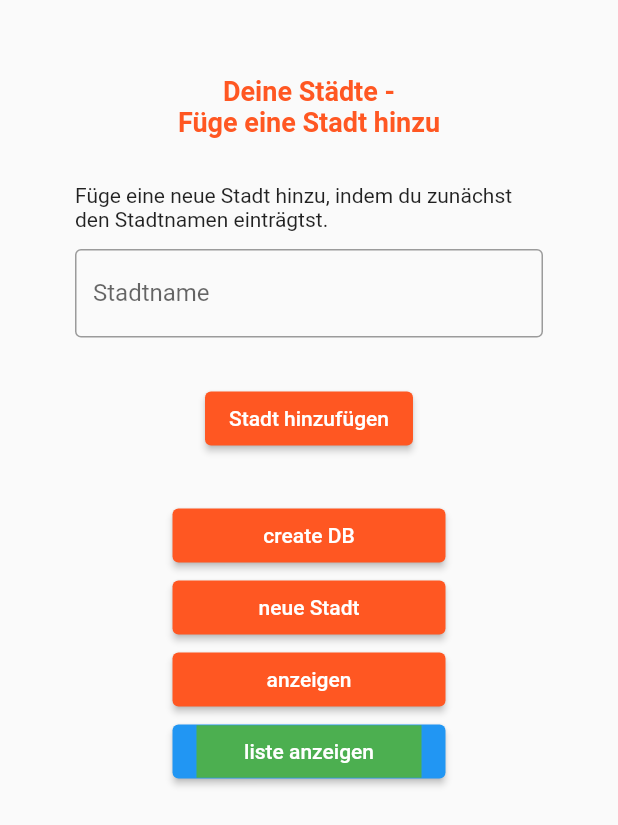
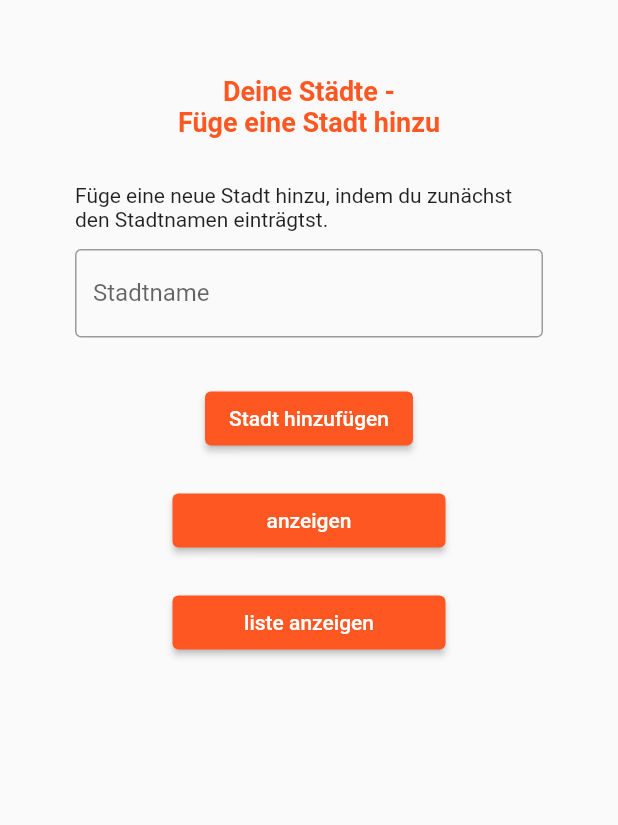
Before and after one commit to domenicYR/was_hat_deine_stadt_app, a Flutter app: the Formular screen opened directly, on a phone screen of 412 x 824 dp. Shown: the top 825 px of the screen. Run offline on Flutter 3.47's test engine with Material 2 defaults, Android fonts, the phone set to English and light mode, and no system bars; our stand-ins replace sqflite; accounts and stored records are empty.

Commit message:
design bearbeitet

```diff
--- a/lib/main.dart
+++ b/lib/main.dart
@@ -1,4 +1,5 @@
 import 'package:flutter/material.dart';
+import 'package:was_hat_deine_stadt_app/model/data_model.dart';
 import 'package:was_hat_deine_stadt_app/screens/add_city_screen.dart';
 import 'package:was_hat_deine_stadt_app/screens/attraktionen_screen.dart';
 import 'package:was_hat_deine_stadt_app/screens/besonderheiten_stadt_screen.dart';
@@ -10,6 +11,7 @@ import 'package:was_hat_deine_stadt_app/screens/sehenswuerdigkeiten_screen.dart'
 import 'package:was_hat_deine_stadt_app/screens/start_screen.dart';
 
 void main() {
+  DataModel dm = new DataModel();
   runApp(MyApp());
 }
 
--- /dev/null
+++ b/lib/model/data_model.dart
@@ -0,0 +1,9 @@
+import 'package:was_hat_deine_stadt_app/database/city_database.dart';
+
+class DataModel {
+  static CityDatabase cdb;
+
+  DataModel() {
+    cdb = CityDatabase();
+  }
+}
--- a/lib/screens/add_city_screen.dart
+++ b/lib/screens/add_city_screen.dart
@@ -1,15 +1,8 @@
-import 'dart:math';
-
 import 'package:flutter/material.dart';
-import 'package:was_hat_deine_stadt_app/database/city_database.dart';
+import 'package:was_hat_deine_stadt_app/model/data_model.dart';
 import 'package:was_hat_deine_stadt_app/screens/city_list_screen.dart';
 
-
-
-
-
 class AddCityScreen extends StatelessWidget {
-
   @override
   Widget build(BuildContext context) {
     return Scaffold(
@@ -35,10 +28,6 @@ class _FormularState extends State<Formular> {
 
   DatenFormular objektDatenFormular = DatenFormular();
 
-  CityDatabase cdb = new CityDatabase();
-  Random rnd = Random();
-
-
   @override
   Widget build(BuildContext context) {
     return Scaffold(
@@ -53,7 +42,7 @@ class _FormularState extends State<Formular> {
                   Text(
                     "Deine Städte -",
                     style: TextStyle(
-                        fontSize: 18,
+                      fontSize: 18,
                       fontWeight: FontWeight.bold,
                       color: Colors.deepOrange,
                     ),
@@ -62,7 +51,7 @@ class _FormularState extends State<Formular> {
                   Text(
                     "Füge eine Stadt hinzu",
                     style: TextStyle(
-                        fontSize: 18,
+                      fontSize: 18,
                       fontWeight: FontWeight.bold,
                       color: Colors.deepOrange,
                     ),
@@ -70,12 +59,11 @@ class _FormularState extends State<Formular> {
 
                   Padding(
                       padding: EdgeInsets.fromLTRB(0, 30, 0, 0),
-                      child: Text('Füge eine neue Stadt hinzu, indem du zunächst den Stadtnamen einträgtst.',
+                      child: Text(
+                          'Füge eine neue Stadt hinzu, indem du zunächst den Stadtnamen einträgtst.',
                           style: TextStyle(
                             fontSize: 14,
-                          )
-                      )
-                  ),
+                          ))),
 
                   SizedBox(height: 12),
 
@@ -92,102 +80,54 @@ class _FormularState extends State<Formular> {
 
                   SizedBox(height: 30),
 
-                  //add Stadt
                   ElevatedButton(
                     child: Text("Stadt hinzufügen"),
                     onPressed: () {
-                      cdb.openDB();
                       _handleSubmitButton();
-                      cdb.addStadt(objektDatenFormular.name, "52100");
+                      DataModel.cdb.addStadt(objektDatenFormular.name, "52100");
                     },
                     style: ButtonStyle(
-                      backgroundColor: MaterialStateProperty.all<Color>(Colors.deepOrange),
+                      backgroundColor:
+                          MaterialStateProperty.all<Color>(Colors.deepOrange),
                     ),
                   ),
 
+                  //*******************************************************************************************************
 
-
-
-
-
-
-
-
-
-
-
-
-
-
-
-
-
-
-
-                  SizedBox(height: 30),
+                  SizedBox(height: 20),
 
                   ElevatedButton(
                     onPressed: () {
-                      cdb.openDB();
+                      DataModel.cdb.alleStaedte();
                     },
                     child: Container(
                       width: 150,
                       height: 35,
-                      child: Center(child: Text("create DB")),
+                      child: Center(child: Text("anzeigen")),
                     ),
                     style: ButtonStyle(
-                      backgroundColor: MaterialStateProperty.all<Color>(Colors.deepOrange),
+                      backgroundColor:
+                          MaterialStateProperty.all<Color>(Colors.deepOrange),
                     ),
                   ),
 
+                  SizedBox(height: 20),
+
                   ElevatedButton(
                     onPressed: () {
-                      cdb.addStadt("Bielefeld ${rnd.nextInt(1000)}", "52100");
+                      Navigator.of(context).push(MaterialPageRoute(
+                          builder: (context) => CityListScreen()));
                     },
                     child: Container(
                       width: 150,
                       height: 35,
-                      child: Center(child: Text("neue Stadt")),
+                      child: Center(child: Text("liste anzeigen")),
                     ),
                     style: ButtonStyle(
-                      backgroundColor: MaterialStateProperty.all<Color>(Colors.deepOrange),
+                      backgroundColor:
+                          MaterialStateProperty.all<Color>(Colors.deepOrange),
                     ),
                   ),
-
-                  ElevatedButton(
-                    onPressed: () {
-                      cdb.alleStaedte();
-                    },
-                    child: Container(
-                      width: 150,
-                      height: 35,
-
-                      child: Center(child: Text("anzeigen")),
-                    ),
-                    style: ButtonStyle(
-                      backgroundColor: MaterialStateProperty.all<Color>(Colors.deepOrange),
-                    ),
-                  ),
-
-                  ElevatedButton(
-                    onPressed: () {
-                      Navigator.of(context).push(
-                          MaterialPageRoute(builder: (context) => CityListScreen(cdb))
-                      );
-                    },
-                    child: Container(
-                      width: 150,
-                      height: 35,
-                      color: Colors.green,
-                      child: Center(child: Text("liste anzeigen")),
-                    ),
-                  ),
-
-
-
-
-
-
                 ],
               ),
             ),
@@ -202,7 +142,6 @@ class _FormularState extends State<Formular> {
 
     form.save();
   }
-
 }
 
 class DatenFormular {
```
Also changed, not shown: lib/screens/city_list_screen.dart (+2 -6 lines), lib/screens/index_screen.dart (+22 -77 lines), lib/screens/start_screen.dart (+2 -8 lines).
